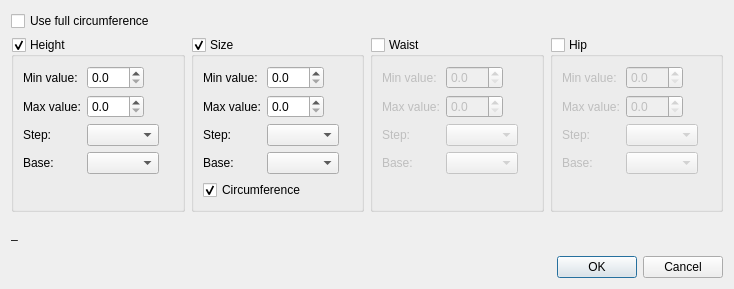
This is src/app/tape/dialogs/dialogsetupmultisize.ui in dismine/valentina as Qt 5 draws it before an edit. The edited form follows.
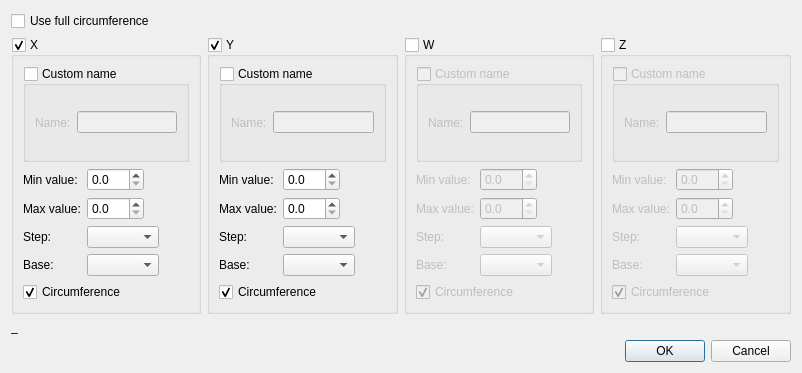
This is the edited form. Icons and pictures are not drawn.

Commit message: Dimension custom name.

Diff of the .ui file:
```diff
--- a/src/app/tape/dialogs/dialogsetupmultisize.ui
+++ b/src/app/tape/dialogs/dialogsetupmultisize.ui
@@ -6,8 +6,8 @@
    <rect>
     <x>0</x>
     <y>0</y>
-    <width>734</width>
-    <height>289</height>
+    <width>802</width>
+    <height>373</height>
    </rect>
   </property>
   <property name="windowTitle">
@@ -30,12 +30,41 @@
      <item>
       <widget class="QGroupBox" name="groupBoxXDimension">
        <property name="title">
-        <string comment="dimension">Height</string>
+        <string notr="true" comment="dimension">X</string>
        </property>
        <property name="checkable">
         <bool>true</bool>
        </property>
        <layout class="QVBoxLayout" name="verticalLayout_2">
+        <item>
+         <widget class="QGroupBox" name="groupBoxCustomXDimensionName">
+          <property name="title">
+           <string>Custom name</string>
+          </property>
+          <property name="checkable">
+           <bool>true</bool>
+          </property>
+          <property name="checked">
+           <bool>false</bool>
+          </property>
+          <layout class="QHBoxLayout" name="horizontalLayout_2">
+           <item>
+            <widget class="QLabel" name="label_17">
+             <property name="text">
+              <string>Name:</string>
+             </property>
+            </widget>
+           </item>
+           <item>
+            <widget class="QLineEdit" name="lineEditCustomXDimensionName">
+             <property name="clearButtonEnabled">
+              <bool>true</bool>
+             </property>
+            </widget>
+           </item>
+          </layout>
+         </widget>
+        </item>
         <item>
          <layout class="QFormLayout" name="formLayout_2">
           <property name="fieldGrowthPolicy">
@@ -117,13 +146,23 @@
           </item>
          </layout>
         </item>
+        <item>
+         <widget class="QCheckBox" name="checkBoxXDimensionCircumference">
+          <property name="text">
+           <string>Circumference</string>
+          </property>
+          <property name="checked">
+           <bool>true</bool>
+          </property>
+         </widget>
+        </item>
        </layout>
       </widget>
      </item>
      <item>
       <widget class="QGroupBox" name="groupBoxYDimension">
        <property name="title">
-        <string comment="dimension">Size</string>
+        <string notr="true" comment="dimension">Y</string>
        </property>
        <property name="checkable">
         <bool>true</bool>
@@ -132,6 +171,35 @@
         <bool>true</bool>
        </property>
        <layout class="QVBoxLayout" name="verticalLayout">
+        <item>
+         <widget class="QGroupBox" name="groupBoxCustomYDimensionName">
+          <property name="title">
+           <string>Custom name</string>
+          </property>
+          <property name="checkable">
+           <bool>true</bool>
+          </property>
+          <property name="checked">
+           <bool>false</bool>
+          </property>
+          <layout class="QHBoxLayout" name="horizontalLayout_3">
+           <item>
+            <widget class="QLabel" name="label_18">
+             <property name="text">
+              <string>Name:</string>
+             </property>
+            </widget>
+           </item>
+           <item>
+            <widget class="QLineEdit" name="lineEditCustomYDimensionName">
+             <property name="clearButtonEnabled">
+              <bool>true</bool>
+             </property>
+            </widget>
+           </item>
+          </layout>
+         </widget>
+        </item>
         <item>
          <layout class="QFormLayout" name="formLayout_3">
           <property name="fieldGrowthPolicy">
@@ -229,7 +297,7 @@
      <item>
       <widget class="QGroupBox" name="groupBoxWDimension">
        <property name="title">
-        <string comment="dimension">Waist</string>
+        <string notr="true" comment="dimension">W</string>
        </property>
        <property name="checkable">
         <bool>true</bool>
@@ -238,6 +306,35 @@
         <bool>false</bool>
        </property>
        <layout class="QVBoxLayout" name="verticalLayout_4">
+        <item>
+         <widget class="QGroupBox" name="groupBoxCustomWDimensionName">
+          <property name="title">
+           <string>Custom name</string>
+          </property>
+          <property name="checkable">
+           <bool>true</bool>
+          </property>
+          <property name="checked">
+           <bool>false</bool>
+          </property>
+          <layout class="QHBoxLayout" name="horizontalLayout_4">
+           <item>
+            <widget class="QLabel" name="label_19">
+             <property name="text">
+              <string>Name:</string>
+             </property>
+            </widget>
+           </item>
+           <item>
+            <widget class="QLineEdit" name="lineEditCustomWDimensionName">
+             <property name="clearButtonEnabled">
+              <bool>true</bool>
+             </property>
+            </widget>
+           </item>
+          </layout>
+         </widget>
+        </item>
         <item>
          <layout class="QFormLayout" name="formLayout_5">
           <property name="fieldGrowthPolicy">
@@ -319,13 +416,23 @@
           </item>
          </layout>
         </item>
+        <item>
+         <widget class="QCheckBox" name="checkBoxWDimensionCircumference">
+          <property name="text">
+           <string>Circumference</string>
+          </property>
+          <property name="checked">
+           <bool>true</bool>
+          </property>
+         </widget>
+        </item>
        </layout>
       </widget>
      </item>
      <item>
       <widget class="QGroupBox" name="groupBoxZDimension">
        <property name="title">
-        <string comment="dimension">Hip</string>
+        <string notr="true" comment="dimension">Z</string>
        </property>
        <property name="checkable">
         <bool>true</bool>
@@ -334,6 +441,35 @@
         <bool>false</bool>
        </property>
        <layout class="QVBoxLayout" name="verticalLayout_3">
+        <item>
+         <widget class="QGroupBox" name="groupBoxCustomZDimensionName">
+          <property name="title">
+           <string>Custom name</string>
+          </property>
+          <property name="checkable">
+           <bool>true</bool>
+          </property>
+          <property name="checked">
+           <bool>false</bool>
+          </property>
+          <layout class="QHBoxLayout" name="horizontalLayout_5">
+           <item>
+            <widget class="QLabel" name="label_20">
+             <property name="text">
+              <string>Name:</string>
+             </property>
+            </widget>
+           </item>
+           <item>
+            <widget class="QLineEdit" name="lineEditCustomZDimensionName">
+             <property name="clearButtonEnabled">
+              <bool>true</bool>
+             </property>
+            </widget>
+           </item>
+          </layout>
+         </widget>
+        </item>
         <item>
          <layout class="QFormLayout" name="formLayout_4">
           <property name="fieldGrowthPolicy">
@@ -415,6 +551,16 @@
           </item>
          </layout>
         </item>
+        <item>
+         <widget class="QCheckBox" name="checkBoxZDimensionCircumference">
+          <property name="text">
+           <string>Circumference</string>
+          </property>
+          <property name="checked">
+           <bool>true</bool>
+          </property>
+         </widget>
+        </item>
        </layout>
       </widget>
      </item>
@@ -422,6 +568,12 @@
    </item>
    <item>
     <widget class="QLabel" name="labelError">
+     <property name="sizePolicy">
+      <sizepolicy hsizetype="Preferred" vsizetype="Fixed">
+       <horstretch>0</horstretch>
+       <verstretch>0</verstretch>
+      </sizepolicy>
+     </property>
      <property name="text">
       <string notr="true">_</string>
      </property>
```
The commit also changes 22 other files.
